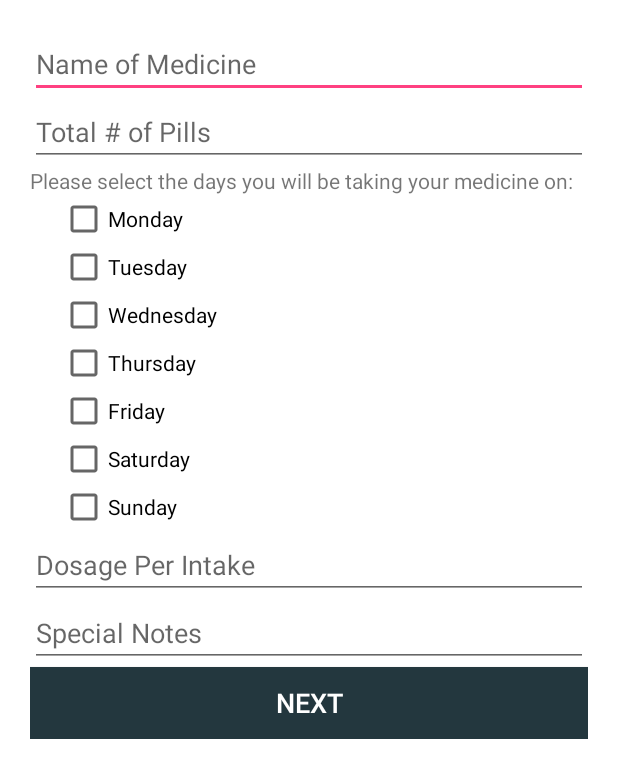
After one commit to mjerwalla/M.A.N.S, an Android app: the layout overlay_today_add_med_1.xml on its own in the app's theme, with its tools: preview values and no code run, on a phone screen of 412 x 824 dp. The commit adds this screen. Shown: the top 778 px of the screen. Run offline under Robolectric (Android 15) with nearby library versions, the phone set to English and light mode, and no system bars.

Commit message:
Added new overlays for adding specific med times

```diff
--- /dev/null
+++ b/medaid/app/src/main/res/layout/overlay_today_add_med_1.xml
@@ -0,0 +1,120 @@
+<?xml version="1.0" encoding="utf-8"?>
+<ScrollView xmlns:android="http://schemas.android.com/apk/res/android"
+    xmlns:tools="http://schemas.android.com/tools"
+    android:layout_width="match_parent"
+    android:layout_height="match_parent"
+    android:background="#FFFFFF"
+    android:orientation="vertical">
+
+    <LinearLayout
+        android:layout_width="match_parent"
+        android:layout_height="match_parent"
+        android:orientation="vertical"
+        android:padding="20dp">
+
+        <EditText
+            android:id="@+id/txtMedName"
+            android:layout_width="match_parent"
+            android:layout_height="wrap_content"
+            android:ems="10"
+            android:hint="Name of Medicine"
+            android:inputType="textPersonName"
+            android:textColor="#818181" />
+
+        <EditText
+            android:id="@+id/txtTotalPills"
+            android:layout_width="match_parent"
+            android:layout_height="wrap_content"
+            android:ems="10"
+            android:hint="Total # of Pills"
+            android:inputType="numberDecimal"
+            android:textColor="#818181" />
+
+        <TextView
+            android:id="@+id/TimesPerDay"
+            android:layout_width="match_parent"
+            android:layout_height="wrap_content"
+            android:text="Please select the days you will be taking your medicine on:" />
+
+        <CheckBox
+            android:id="@+id/monday"
+            android:layout_width="135dp"
+            android:layout_height="wrap_content"
+            android:layout_marginLeft="20dp"
+            android:checked="false"
+            android:text="Monday" />
+
+        <CheckBox
+            android:id="@+id/tuesday"
+            android:layout_width="match_parent"
+            android:layout_height="wrap_content"
+            android:layout_marginLeft="20dp"
+            android:text="Tuesday" />
+
+        <CheckBox
+            android:id="@+id/wednesday"
+            android:layout_width="match_parent"
+            android:layout_height="wrap_content"
+            android:layout_marginLeft="20dp"
+            android:text="Wednesday" />
+
+        <CheckBox
+            android:id="@+id/thursday"
+            android:layout_width="match_parent"
+            android:layout_height="wrap_content"
+            android:layout_marginLeft="20dp"
+            android:text="Thursday" />
+
+        <CheckBox
+            android:id="@+id/friday"
+            android:layout_width="match_parent"
+            android:layout_height="wrap_content"
+            android:layout_marginLeft="20dp"
+            android:text="Friday" />
+
+        <CheckBox
+            android:id="@+id/saturday"
+            android:layout_width="match_parent"
+            android:layout_height="wrap_content"
+            android:layout_marginLeft="20dp"
+            android:text="Saturday" />
+
+        <CheckBox
+            android:id="@+id/sunday"
+            android:layout_width="match_parent"
+            android:layout_height="wrap_content"
+            android:layout_marginLeft="20dp"
+            android:text="Sunday" />
+
+        <EditText
+            android:id="@+id/txtDosagePerIntake"
+            android:layout_width="match_parent"
+            android:layout_height="wrap_content"
+            android:ems="10"
+            android:hint="Dosage Per Intake"
+            android:inputType="numberDecimal"
+            android:textColor="#818181" />
+
+        <EditText
+            android:id="@+id/txtNotes"
+            android:layout_width="match_parent"
+            android:layout_height="wrap_content"
+            android:ems="10"
+            android:hint="Special Notes"
+            android:inputType="textPersonName"
+            android:textColor="#818181" />
+
+        <Button
+            android:id="@+id/btnNext"
+            android:layout_width="match_parent"
+            android:layout_height="wrap_content"
+            android:onClick="addMedicalEntry"
+            android:text="NEXT"
+            android:textColor="#FFFFFF"
+            android:textSize="18sp"
+            android:textStyle="normal"
+            tools:background="#F81E333A" />
+
+    </LinearLayout>
+
+</ScrollView>
```
Also changed, not shown: medaid/app/src/main/java/ca/uwaterloo/cs446/medaid/medaid/MainActivity.java (+95 -22 lines), medaid/app/src/main/res/layout/overlay_select_time.xml (added, +38 -0 lines), medaid/app/src/main/res/layout/overlay_today_add_med_2.xml (added, +64 -0 lines).
